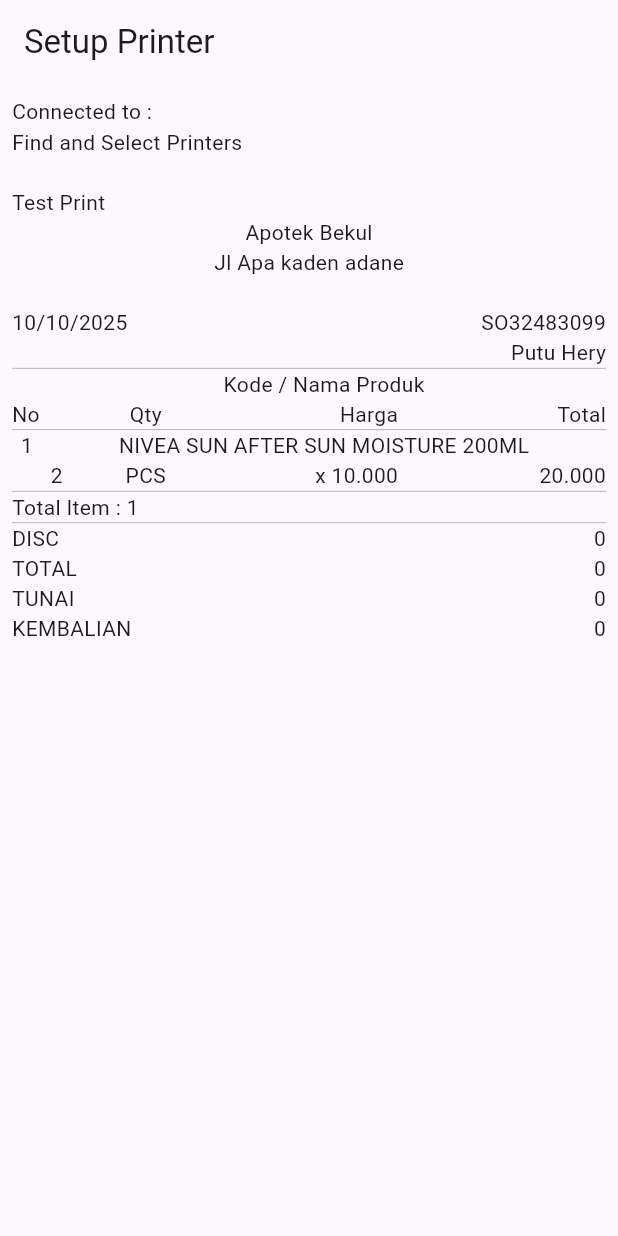
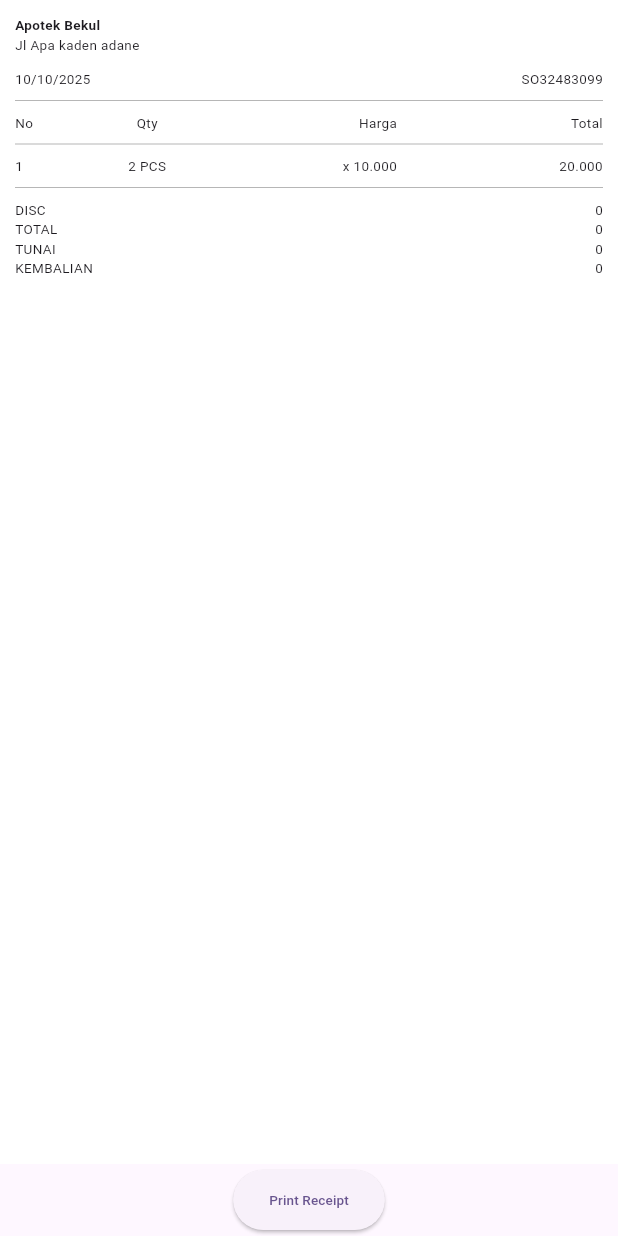
Before and after one commit to iphery/fgprint, a Flutter app: the screen it shows after launch, on a phone screen of 412 x 824 dp. Run offline on Flutter 3.47's test engine with Material 3 defaults, Android fonts, the phone set to English and light mode, and no system bars; our stand-ins replace pdf, printing, shared_preferences, shelf, shelf_web_socket; missing offline and left inert: bitsdojo_window, tray_manager; statements that could not run were skipped.

Commit message:
update layout

```diff
--- a/lib/main.dart
+++ b/lib/main.dart
@@ -1,7 +1,9 @@
 import 'dart:convert';
+import 'dart:typed_data';
 
 import 'package:bitsdojo_window/bitsdojo_window.dart';
 import 'package:flutter/material.dart';
+import 'package:flutter/rendering.dart';
 import 'package:shared_preferences/shared_preferences.dart';
 import 'package:shelf/shelf_io.dart' as shelf_io;
 import 'package:shelf_web_socket/shelf_web_socket.dart';
@@ -9,6 +11,7 @@ import 'package:printing/printing.dart';
 import 'package:pdf/pdf.dart';
 import 'package:pdf/widgets.dart' as pw;
 import 'package:tray_manager/tray_manager.dart';
+import 'dart:ui' as ui;
 
 void Function(String)? onMessageReceived;
 void main() {
@@ -65,6 +68,7 @@ class _PrinterPageState extends State<PrinterPage> with TrayListener {
   String selectedPrinterName = "";
   String selectedPrinterUrl = "";
   bool showList = false;
+  final GlobalKey _globalKey = GlobalKey();
 
   Future<void> _getPrinters() async {
     _printers = await Printing.listPrinters();
@@ -394,8 +398,141 @@ class _PrinterPageState extends State<PrinterPage> with TrayListener {
     }
   }
 
+  TextStyle receiptTextStyle = TextStyle(fontSize: 9); // Set global font size
+  Future<void> _captureAndPrint() async {
+    try {
+      RenderRepaintBoundary boundary = _globalKey.currentContext!
+          .findRenderObject() as RenderRepaintBoundary;
+      ui.Image image = await boundary.toImage(
+          pixelRatio: 3.0); // Higher resolution for clarity
+      ByteData? byteData =
+          await image.toByteData(format: ui.ImageByteFormat.png);
+      Uint8List pngBytes = byteData!.buffer.asUint8List();
+
+      // Print captured image
+      await Printing.layoutPdf(onLayout: (format) async => pngBytes);
+    } catch (e) {
+      print("Error: $e");
+    }
+  }
+
   @override
   Widget build(BuildContext context) {
+    return Scaffold(
+      body: Column(
+        children: [
+          Expanded(
+            child: RepaintBoundary(
+              key: _globalKey,
+              child: Container(
+                color: Colors.white,
+                padding: EdgeInsets.all(10),
+                child: Column(
+                  crossAxisAlignment: CrossAxisAlignment.start,
+                  children: [
+                    Text('Apotek Bekul',
+                        style: receiptTextStyle.copyWith(
+                            fontWeight: FontWeight.bold)),
+                    Text('Jl Apa kaden adane', style: receiptTextStyle),
+                    SizedBox(height: 10),
+                    Row(
+                      mainAxisAlignment: MainAxisAlignment.spaceBetween,
+                      children: [
+                        Text("10/10/2025", style: receiptTextStyle),
+                        Text('SO32483099', style: receiptTextStyle),
+                      ],
+                    ),
+                    Divider(thickness: 0.5, color: Colors.grey),
+                    Row(
+                      children: [
+                        Expanded(
+                            flex: 15,
+                            child: Text('No',
+                                textAlign: TextAlign.left,
+                                style: receiptTextStyle)),
+                        Expanded(
+                            flex: 15,
+                            child: Text('Qty',
+                                textAlign: TextAlign.center,
+                                style: receiptTextStyle)),
+                        Expanded(
+                            flex: 35,
+                            child: Text('Harga',
+                                textAlign: TextAlign.right,
+                                style: receiptTextStyle)),
+                        Expanded(
+                            flex: 35,
+                            child: Text('Total',
+                                textAlign: TextAlign.right,
+                                style: receiptTextStyle)),
+                      ],
+                    ),
+                    Divider(thickness: 0.5, color: Colors.grey),
+                    Row(
+                      children: [
+                        Expanded(
+                            flex: 15,
+                            child: Text('1',
+                                textAlign: TextAlign.left,
+                                style: receiptTextStyle)),
+                        Expanded(
+                            flex: 15,
+                            child: Text('2 PCS',
+                                textAlign: TextAlign.center,
+                                style: receiptTextStyle)),
+                        Expanded(
+                            flex: 35,
+                            child: Text('x 10.000',
+                                textAlign: TextAlign.right,
+                                style: receiptTextStyle)),
+                        Expanded(
+                            flex: 35,
+                            child: Text('20.000',
+                                textAlign: TextAlign.right,
+                                style: receiptTextStyle)),
+                      ],
+                    ),
+                    Divider(thickness: 0.5, color: Colors.grey),
+                    Row(
+                      mainAxisAlignment: MainAxisAlignment.spaceBetween,
+                      children: [
+                        Text('DISC', style: receiptTextStyle),
+                        Text('0', style: receiptTextStyle),
+                      ],
+                    ),
+                    Row(
+                      mainAxisAlignment: MainAxisAlignment.spaceBetween,
+                      children: [
+                        Text('TOTAL', style: receiptTextStyle),
+                        Text('0', style: receiptTextStyle),
+                      ],
+                    ),
+                    Row(
+                      mainAxisAlignment: MainAxisAlignment.spaceBetween,
+                      children: [
+                        Text('TUNAI', style: receiptTextStyle),
+                        Text('0', style: receiptTextStyle),
+                      ],
+                    ),
+                    Row(
+                      mainAxisAlignment: MainAxisAlignment.spaceBetween,
+                      children: [
+                        Text('KEMBALIAN', style: receiptTextStyle),
+                        Text('0', style: receiptTextStyle),
+                      ],
+                    ),
+                  ],
+                ),
+              ),
+            ),
+          ),
+          ElevatedButton(
+            onPressed: _captureAndPrint,
+            child: Text("Print Receipt", style: TextStyle(fontSize: 9)),
+          ),
+        ],
+      ),
+    );
     return Scaffold(
         appBar: AppBar(
           title: const Text('Setup Printer'),
```
